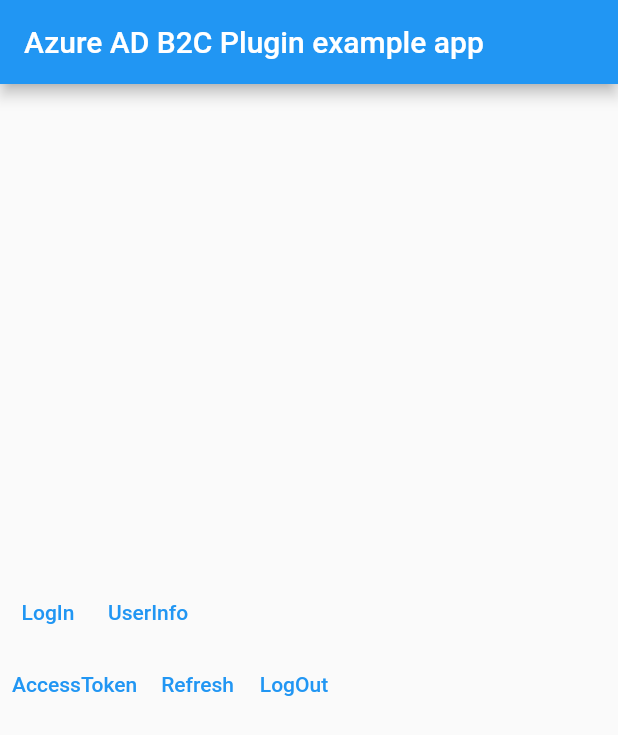
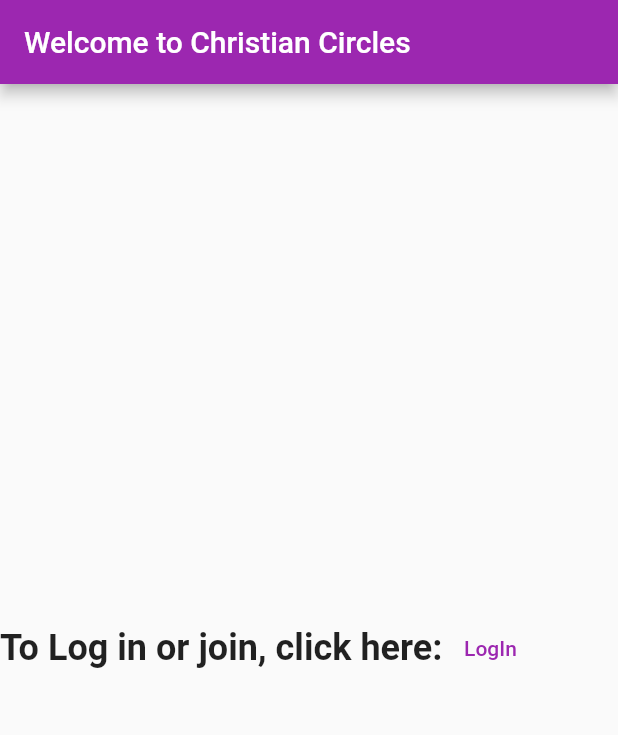
Before and after one commit to samuelstacey/christian_circles_mobile, a Flutter app: the screen it shows after launch, after a tap on "LogIn", on a phone screen of 412 x 824 dp. Shown: the top 735 px of the screen. Run offline on Flutter 3.47's test engine with Material 2 defaults, Android fonts, the phone set to English and light mode, and no system bars; our stand-ins replace font_awesome_flutter, page_transition; missing offline and left inert: flutter_azure_b2c.

Commit message:
CC-46/38 - Made some progress on looks and improving the code separation - WIP: get it to check token on login = WIP: call backend with token

```diff
--- a/lib/components/navigation_bar.dart
+++ b/lib/components/navigation_bar.dart
@@ -5,7 +5,7 @@ BottomNavigationBar createNavBar(String title, BuildContext context) {
   return BottomNavigationBar(
     onTap: (index) {
       if (index == 0) {
-        Navigator.pushNamed(context, '/');
+        Navigator.pushNamed(context, '/home');
       } else if (index == 1) {
         Navigator.pushNamed(context, '/profile');
       } else if (index == 2) {
--- a/lib/main.dart
+++ b/lib/main.dart
@@ -1,10 +1,10 @@
-import 'dart:convert';
-
+import 'package:christian_circles_mobile/pages/about.dart';
+import 'package:christian_circles_mobile/pages/home.dart';
+import 'package:christian_circles_mobile/pages/profile.dart';
+import 'package:christian_circles_mobile/pages/setttings.dart';
+import 'package:christian_circles_mobile/pages/welcome.dart';
 import 'package:flutter/material.dart';
-
-import 'package:flutter_azure_b2c/flutter_azure_b2c.dart';
-import 'package:flutter_azure_b2c/B2COperationResult.dart';
-import 'package:flutter_azure_b2c/B2CConfiguration.dart';
+import 'package:page_transition/page_transition.dart';
 
 void main() {
   runApp(MyApp());
@@ -12,107 +12,37 @@ void main() {
 
 class MyApp extends StatefulWidget {
   @override
-  _MyAppState createState() => _MyAppState();
+  MyAppState createState() => MyAppState();
 }
 
-class _MyAppState extends State<MyApp> {
-  String _retdata = "";
-  List<String>? _subjects;
-  B2CConfiguration? _configuration;
-
-  @override
-  void initState() {
-    super.initState();
-
-    // It is possible to register callbacks in order to handle return values
-    // from asynchronous calls to the plugin
-    AzureB2C.registerCallback(B2COperationSource.INIT, (result) async {
-      if (result.reason == B2COperationState.SUCCESS) {
-        _configuration = await AzureB2C.getConfiguration();
-      }
-    });
-
-    // Important: Remember to handle redirect states (if you want to support
-    // the web platform with redirect method) and init the AzureB2C plugin
-    // before the material app starts.
-    AzureB2C.handleRedirectFuture().then((_) => AzureB2C.init("b2c_config_template"));
-  }
-
+class MyAppState extends State<MyApp> {
   @override
   Widget build(BuildContext context) {
     return MaterialApp(
-      home: Scaffold(
-        appBar: AppBar(
-          title: const Text('Azure AD B2C Plugin example app'),
+        debugShowCheckedModeBanner: false,
+        title: "Christian Circles",
+        theme: ThemeData(
+          primarySwatch: Colors.purple,
         ),
-        body: Container(
-            child: Column(
-              mainAxisAlignment: MainAxisAlignment.center,
-              children: [
-                Row(
-                  children: [
-                    TextButton(
-                        onPressed: () async {
-                          // you can just perform calls to the AzureB2C plugin to
-                          // handle the B2C protocol (e.g. acquire, refresh tokens
-                          // or sign out).
-                          var data = await AzureB2C.policyTriggerInteractive(
-                              _configuration!.defaultAuthority.policyName,
-                              _configuration!.defaultScopes!,
-                              null);
-                          setState(() {
-                            _retdata = data;
-                          });
-                        },
-                        child: Text("LogIn")),
-                    TextButton(
-                        onPressed: () async {
-                          var subjects = await AzureB2C.getSubjects();
-                          var info = await AzureB2C.getUserInfo(subjects![0]);
-                          setState(() {
-                            _subjects = subjects;
-                            _retdata = json.encode(info);
-                          });
-                        },
-                        child: Text("UserInfo")),
-                  ],
-                ),
-                Row(
-                  children: [
-                    TextButton(
-                        onPressed: () async {
-                          var token = await AzureB2C.getAccessToken(_subjects![0]);
-                          setState(() {
-                            _retdata = json.encode(token);
-                          });
-                        },
-                        child: Text("AccessToken")),
-                    TextButton(
-                        onPressed: () async {
-                          var data = await AzureB2C.policyTriggerSilently(
-                            _subjects![0],
-                            _configuration!.defaultAuthority.policyName,
-                            _configuration!.defaultScopes!,
-                          );
-                          setState(() {
-                            _retdata = data;
-                          });
-                        },
-                        child: Text("Refresh")),
-                    TextButton(
-                        onPressed: () async {
-                          var data = await AzureB2C.signOut(_subjects![0]);
-                          setState(() {
-                            _retdata = data;
-                          });
-                        },
-                        child: Text("LogOut")),
-                  ],
-                ),
-                Text(_retdata)
-              ],
-            )),
-      ),
-    );
+        initialRoute: '/',
+        routes: {
+          '/': (context) => const WelcomePage(),
+          '/home': (context) => const HomePage(),
+          '/about': (context) => const AboutPage(),
+          '/profile': (context) => const ProfilePage(),
+        },
+        onGenerateRoute: (settings) {
+          switch (settings.name) {
+            case '/settings':
+              return PageTransition(
+                child: const SettingsPage(),
+                type: PageTransitionType.scale,
+                alignment: Alignment.topRight,
+                settings: settings,
+              );
+            default:
+              return null;
+          }
+        });
   }
 }
--- /dev/null
+++ b/lib/pages/welcome.dart
@@ -0,0 +1,77 @@
+import 'package:flutter/material.dart';
+import 'package:flutter_azure_b2c/B2CConfiguration.dart';
+import 'package:flutter_azure_b2c/B2COperationResult.dart';
+import 'package:flutter_azure_b2c/flutter_azure_b2c.dart';
+
+class WelcomePage extends StatefulWidget {
+  const WelcomePage({Key? key}) : super(key: key);
+
+  @override
+  State<WelcomePage> createState() => _WelcomePageState();
+}
+
+class _WelcomePageState extends State<WelcomePage>
+    with TickerProviderStateMixin {
+  String _retdata = "";
+  List<String>? _subjects;
+  B2CConfiguration? _configuration;
+
+  @override
+  void initState() {
+    super.initState();
+    // It is possible to register callbacks in order to handle return values
+    // from asynchronous calls to the plugin
+    AzureB2C.registerCallback(B2COperationSource.INIT, (result) async {
+      if (result.reason == B2COperationState.SUCCESS) {
+        _configuration = await AzureB2C.getConfiguration();
+      }
+    });
+
+    // Important: Remember to handle redirect states (if you want to support
+    // the web platform with redirect method) and init the AzureB2C plugin
+    // before the material app starts.
+    AzureB2C.handleRedirectFuture()
+        .then((_) => AzureB2C.init("b2c_config_template"));
+  }
+
+  @override
+  Widget build(BuildContext context) {
+    return Scaffold(
+      appBar: AppBar(
+        title: const Text('Welcome to Christian Circles'),
+      ),
+      body: Container(
+          child: Column(
+        mainAxisAlignment: MainAxisAlignment.center,
+        children: [
+          Row(
+            children: [
+              const Text(
+                "To Log in or join, click here:",
+                style: TextStyle(fontSize: 24, fontWeight: FontWeight.bold),
+              ),
+              TextButton(
+                  onPressed: () async {
+                    // you can just perform calls to the AzureB2C plugin to
+                    // handle the B2C protocol (e.g. acquire, refresh tokens
+                    // or sign out).
+                    var data = await AzureB2C.policyTriggerInteractive(
+                        _configuration!.defaultAuthority.policyName,
+                        _configuration!.defaultScopes!,
+                        null);
+                    setState(() {
+                      _retdata = data;
+                    });
+                    Navigator.pushNamed(context, '/home');
+                  },
+                  child: const Text("LogIn")),
+            ],
+          ),
+          Row(
+            children: [Text(_retdata)],
+          ),
+        ],
+      )),
+    );
+  }
+}
```
Also changed, not shown: lib/other.dart (+44 -0 lines).
